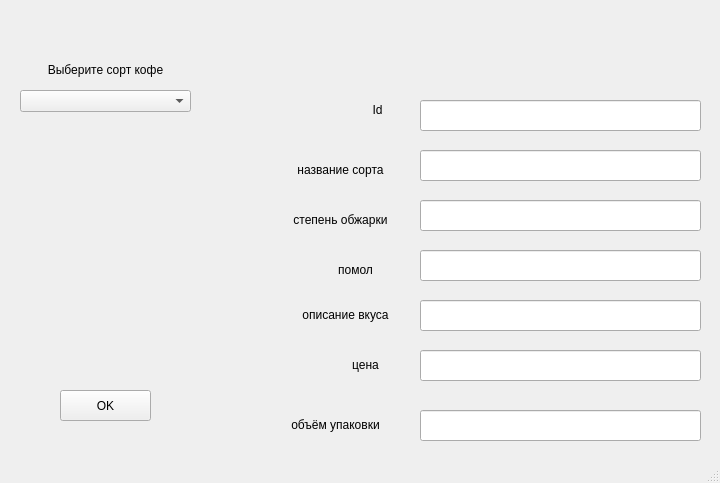
Alina-Sapunova/Coffee, file main.ui: the form before one commit.
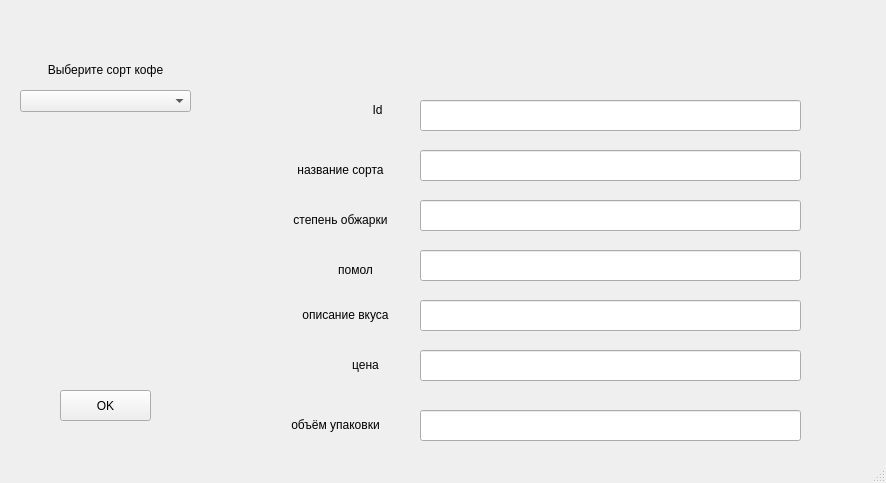
The form after the commit.

Diff of the .ui file:
```diff
--- a/main.ui
+++ b/main.ui
@@ -6,7 +6,7 @@
    <rect>
     <x>0</x>
     <y>0</y>
-    <width>720</width>
+    <width>886</width>
     <height>483</height>
    </rect>
   </property>
@@ -42,7 +42,7 @@
      <rect>
       <x>420</x>
       <y>100</y>
-      <width>281</width>
+      <width>381</width>
       <height>31</height>
      </rect>
     </property>
@@ -52,7 +52,7 @@
      <rect>
       <x>420</x>
       <y>150</y>
-      <width>281</width>
+      <width>381</width>
       <height>31</height>
      </rect>
     </property>
@@ -62,7 +62,7 @@
      <rect>
       <x>420</x>
       <y>200</y>
-      <width>281</width>
+      <width>381</width>
       <height>31</height>
      </rect>
     </property>
@@ -72,7 +72,7 @@
      <rect>
       <x>420</x>
       <y>250</y>
-      <width>281</width>
+      <width>381</width>
       <height>31</height>
      </rect>
     </property>
@@ -82,7 +82,7 @@
      <rect>
       <x>420</x>
       <y>300</y>
-      <width>281</width>
+      <width>381</width>
       <height>31</height>
      </rect>
     </property>
@@ -92,7 +92,7 @@
      <rect>
       <x>420</x>
       <y>350</y>
-      <width>281</width>
+      <width>381</width>
       <height>31</height>
      </rect>
     </property>
@@ -102,7 +102,7 @@
      <rect>
       <x>420</x>
       <y>410</y>
-      <width>281</width>
+      <width>381</width>
       <height>31</height>
      </rect>
     </property>
```
